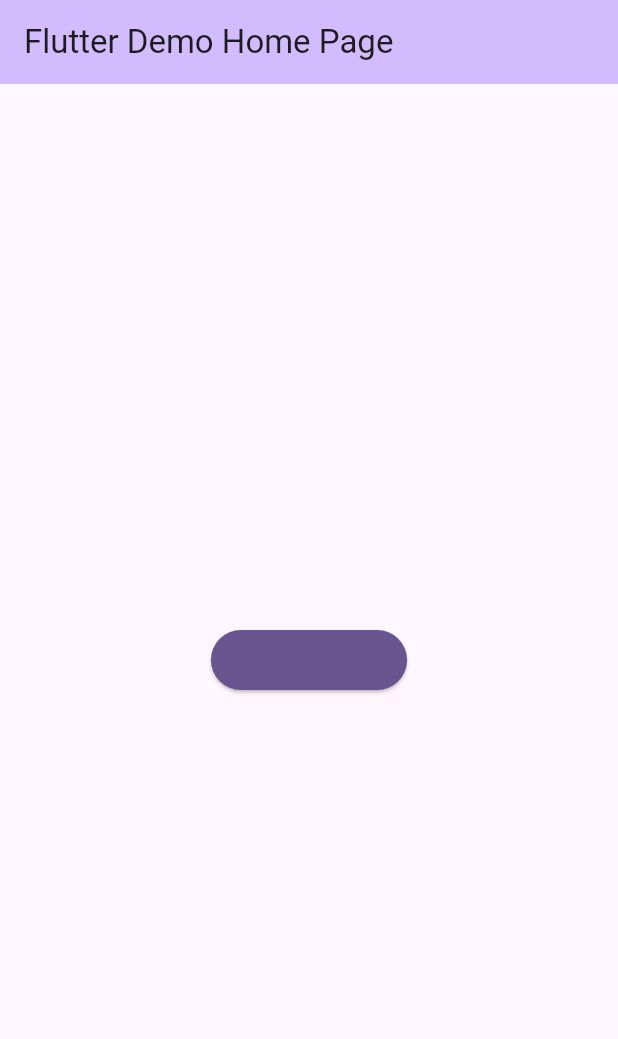
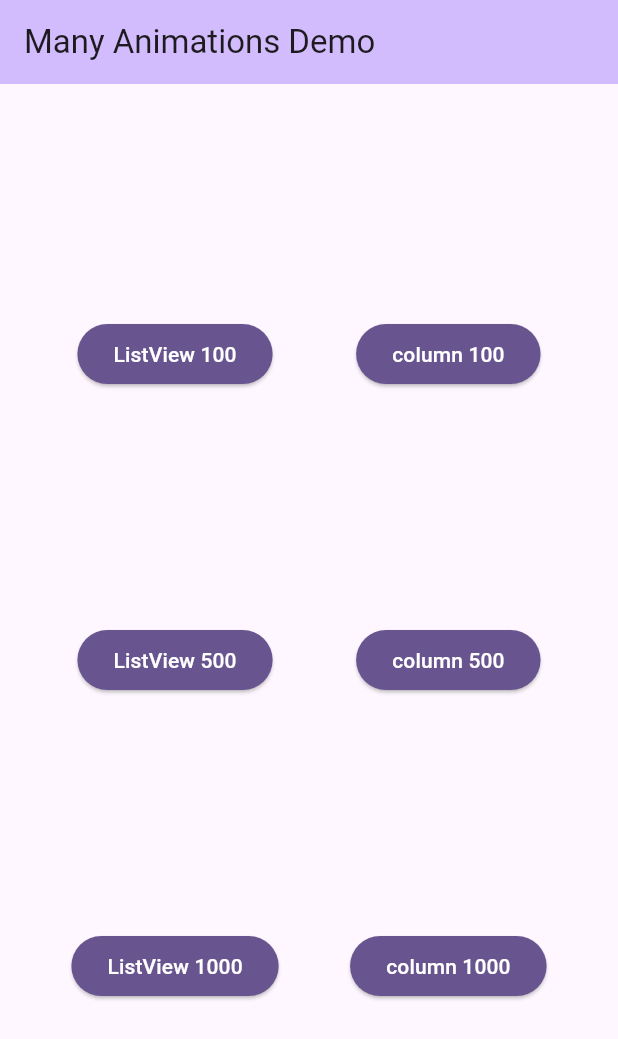
Before and after one commit to shogoisaji/many_animation_controller_test, a Flutter app: the screen it shows after launch, on a phone screen of 412 x 824 dp. Shown: the top 1039 px of the screen. Run offline on Flutter 3.47's test engine with Material 3 defaults, Android fonts, the phone set to English and light mode, and no system bars.

Commit message:
column add

```diff
--- a/lib/main.dart
+++ b/lib/main.dart
@@ -1,4 +1,5 @@
-import 'package:animation_controller_test/page_a.dart';
+import 'package:animation_controller_test/list_view_page.dart';
+import 'package:animation_controller_test/column_page.dart';
 import 'package:flutter/material.dart';
 
 void main() {
@@ -16,7 +17,7 @@ class MyApp extends StatelessWidget {
         colorScheme: ColorScheme.fromSeed(seedColor: Colors.deepPurple),
         useMaterial3: true,
       ),
-      home: const MyHomePage(title: 'Flutter Demo Home Page'),
+      home: const MyHomePage(title: 'Many Animations Demo'),
     );
   }
 }
@@ -38,8 +39,11 @@ class _MyHomePageState extends State<MyHomePage> {
         title: Text(widget.title),
       ),
       body: Center(
-        child: Column(
-          mainAxisAlignment: MainAxisAlignment.center,
+        child: Row(
+          mainAxisAlignment: MainAxisAlignment.spaceEvenly,
+          children: [
+            Column(
+              mainAxisAlignment: MainAxisAlignment.spaceEvenly,
               children: <Widget>[
                 ElevatedButton(
                   style: ButtonStyle(
@@ -48,11 +52,96 @@ class _MyHomePageState extends State<MyHomePage> {
                   onPressed: () {
                     Navigator.push(
                       context,
-                  MaterialPageRoute(builder: (context) => PageA()),
+                      MaterialPageRoute(builder: (context) => const ListViewPage(count: 100)),
                     );
                   },
-              child: const Text('Go to Page A'),
+                  child: const Text(
+                    'ListView 100',
+                    style: TextStyle(color: Colors.white),
                   ),
+                ),
+                ElevatedButton(
+                  style: ButtonStyle(
+                    backgroundColor: MaterialStateProperty.all<Color>(Theme.of(context).colorScheme.primary),
+                  ),
+                  onPressed: () {
+                    Navigator.push(
+                      context,
+                      MaterialPageRoute(builder: (context) => const ListViewPage(count: 500)),
+                    );
+                  },
+                  child: const Text(
+                    'ListView 500',
+                    style: TextStyle(color: Colors.white),
+                  ),
+                ),
+                ElevatedButton(
+                  style: ButtonStyle(
+                    backgroundColor: MaterialStateProperty.all<Color>(Theme.of(context).colorScheme.primary),
+                  ),
+                  onPressed: () {
+                    Navigator.push(
+                      context,
+                      MaterialPageRoute(builder: (context) => const ListViewPage(count: 1000)),
+                    );
+                  },
+                  child: const Text(
+                    'ListView 1000',
+                    style: TextStyle(color: Colors.white),
+                  ),
+                ),
+              ],
+            ),
+            Column(
+              mainAxisAlignment: MainAxisAlignment.spaceEvenly,
+              children: [
+                ElevatedButton(
+                  style: ButtonStyle(
+                    backgroundColor: MaterialStateProperty.all<Color>(Theme.of(context).colorScheme.primary),
+                  ),
+                  onPressed: () {
+                    Navigator.push(
+                      context,
+                      MaterialPageRoute(builder: (context) => const ColumnPage(count: 100)),
+                    );
+                  },
+                  child: const Text(
+                    'column 100',
+                    style: TextStyle(color: Colors.white),
+                  ),
+                ),
+                ElevatedButton(
+                  style: ButtonStyle(
+                    backgroundColor: MaterialStateProperty.all<Color>(Theme.of(context).colorScheme.primary),
+                  ),
+                  onPressed: () {
+                    Navigator.push(
+                      context,
+                      MaterialPageRoute(builder: (context) => const ColumnPage(count: 500)),
+                    );
+                  },
+                  child: const Text(
+                    'column 500',
+                    style: TextStyle(color: Colors.white),
+                  ),
+                ),
+                ElevatedButton(
+                  style: ButtonStyle(
+                    backgroundColor: MaterialStateProperty.all<Color>(Theme.of(context).colorScheme.primary),
+                  ),
+                  onPressed: () {
+                    Navigator.push(
+                      context,
+                      MaterialPageRoute(builder: (context) => const ColumnPage(count: 1000)),
+                    );
+                  },
+                  child: const Text(
+                    'column 1000',
+                    style: TextStyle(color: Colors.white),
+                  ),
+                ),
+              ],
+            )
           ],
         ),
       ),
```
Also changed, not shown: lib/column_page.dart (added, +66 -0 lines), lib/list_view_page.dart (added, +65 -0 lines), lib/page_a.dart (deleted, +0 -137 lines). Lines whose indentation alone changed are shown as unchanged.
